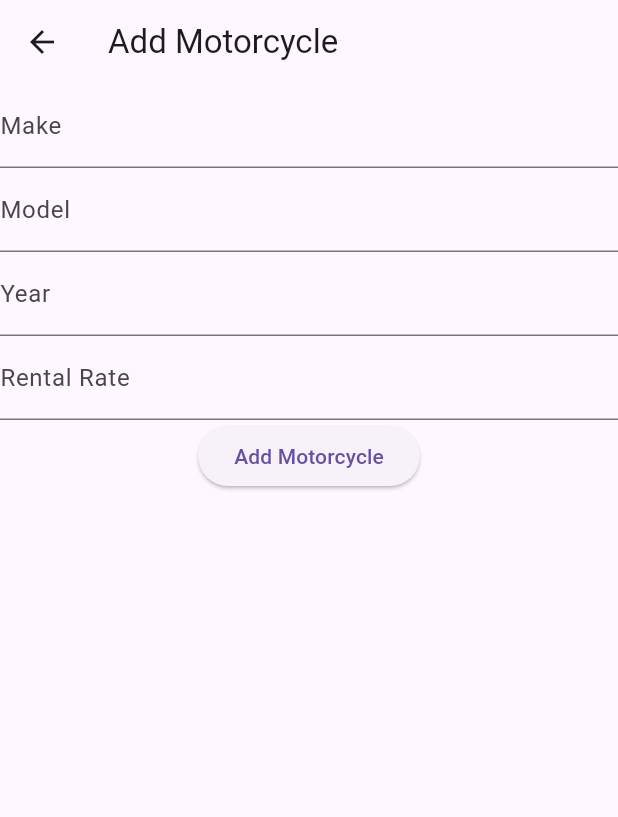
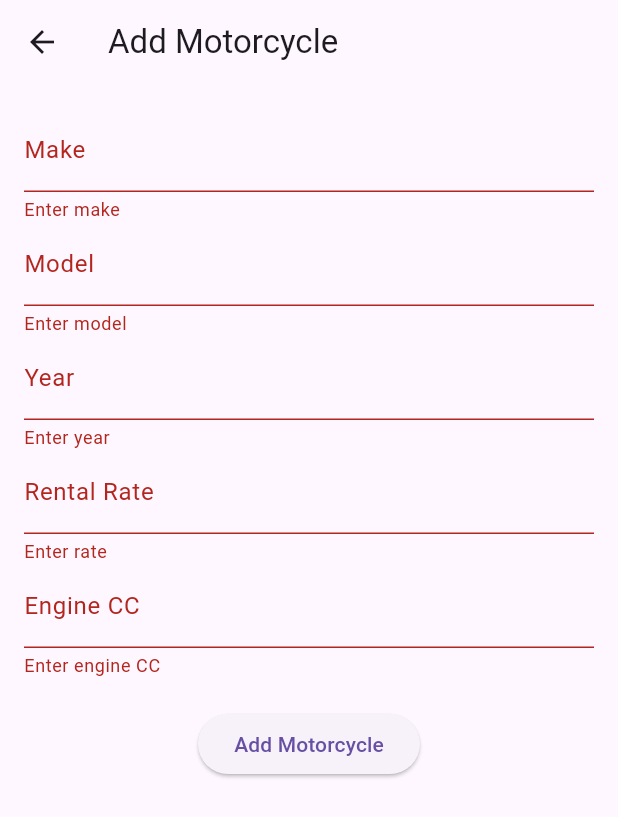
Before and after one commit to Zubayrlatief/frontend-motocyle-tracking, a Flutter app: the AddMotorcycleScreen screen opened directly, after a tap on "Add Motorcycle", on a phone screen of 412 x 824 dp. Shown: the top 817 px of the screen. Run offline on Flutter 3.47's test engine with Material 3 defaults, Android fonts, the phone set to English and light mode, and no system bars; our stand-ins replace shared_preferences; accounts and stored records are empty.

Commit message:
get requests working

```diff
--- a/lib/models/motorcycle.dart
+++ b/lib/models/motorcycle.dart
@@ -1,46 +1,46 @@
 class Motorcycle {
-  final int bikeId;
+  final int? bikeId;
   final String make;
   final String model;
   final int bikeYear;
-  final String rentalRate;
+  final double rentalRate;
   final String engineCC;
   final String rentalStatus;
-  final int ownerId;
 
   Motorcycle({
-    required this.bikeId,
+    this.bikeId,
     required this.make,
     required this.model,
     required this.bikeYear,
     required this.rentalRate,
     required this.engineCC,
     required this.rentalStatus,
-    required this.ownerId,
   });
 
+  // Convert JSON to Motorcycle object
 factory Motorcycle.fromJson(Map<String, dynamic> json) {
   return Motorcycle(
-      bikeId: json['bike_id'],
+    bikeId: json['bike_id'] ?? 0,
     make: json['make'],
     model: json['model'],
     bikeYear: json['bike_year'],
-      rentalRate: json['rental_rate_per_week'],
+    rentalRate: (json['rental_rate_per_week'] as num).toDouble(),  // Will now work as expected
     engineCC: json['engine_cc'],
     rentalStatus: json['rental_status'],
-      ownerId: json['owner_id'],
   );
 }
 
+
+  // Convert Motorcycle object to JSON
   Map<String, dynamic> toJson() {
     return {
-      'make': make,
-      'model': model,
-      'bike_year': bikeYear,
-      'rental_rate_per_week': rentalRate,
-      'engine_cc': engineCC,
-      'rental_status': rentalStatus,
-      'owner_id': ownerId,
+      "bike_id": bikeId,
+      "make": make,
+      "model": model,
+      "bike_year": bikeYear,
+      "rental_rate_per_week": rentalRate,
+      "engine_cc": engineCC,
+      "rental_status": rentalStatus,
     };
   }
 }
--- a/lib/screens/add_motorcycle.dart
+++ b/lib/screens/add_motorcycle.dart
@@ -19,15 +19,14 @@ class _AddMotorcycleScreenState extends State<AddMotorcycleScreen> {
   void _submit() async {
     if (_formKey.currentState!.validate()) {
       final motorcycle = Motorcycle(
-        bikeId: 0,
         make: _makeController.text,
         model: _modelController.text,
         bikeYear: int.parse(_yearController.text),
-        rentalRate: _rateController.text,
+        rentalRate: double.parse(_rateController.text), // Convert properly
         engineCC: _engineController.text,
         rentalStatus: "available",
-        ownerId: 1, // Replace with actual owner ID
       );
+
       await _service.addMotorcycle(motorcycle);
       Navigator.pop(context);
     }
@@ -39,14 +38,41 @@ class _AddMotorcycleScreenState extends State<AddMotorcycleScreen> {
       appBar: AppBar(title: Text("Add Motorcycle")),
       body: Form(
         key: _formKey,
-        child: Column(
-          children: [
-            TextFormField(controller: _makeController, decoration: InputDecoration(labelText: "Make")),
-            TextFormField(controller: _modelController, decoration: InputDecoration(labelText: "Model")),
-            TextFormField(controller: _yearController, decoration: InputDecoration(labelText: "Year")),
-            TextFormField(controller: _rateController, decoration: InputDecoration(labelText: "Rental Rate")),
-            ElevatedButton(onPressed: _submit, child: Text("Add Motorcycle")),
-          ],
+        child: Padding(
+          padding: const EdgeInsets.all(16.0),
+          child: Column(
+            children: [
+              TextFormField(
+                controller: _makeController,
+                decoration: InputDecoration(labelText: "Make"),
+                validator: (value) => value!.isEmpty ? "Enter make" : null,
+              ),
+              TextFormField(
+                controller: _modelController,
+                decoration: InputDecoration(labelText: "Model"),
+                validator: (value) => value!.isEmpty ? "Enter model" : null,
+              ),
+              TextFormField(
+                controller: _yearController,
+                decoration: InputDecoration(labelText: "Year"),
+                keyboardType: TextInputType.number,
+                validator: (value) => value!.isEmpty ? "Enter year" : null,
+              ),
+              TextFormField(
+                controller: _rateController,
+                decoration: InputDecoration(labelText: "Rental Rate"),
+                keyboardType: TextInputType.number,
+                validator: (value) => value!.isEmpty ? "Enter rate" : null,
+              ),
+              TextFormField(
+                controller: _engineController,
+                decoration: InputDecoration(labelText: "Engine CC"),
+                validator: (value) => value!.isEmpty ? "Enter engine CC" : null,
+              ),
+              SizedBox(height: 20),
+              ElevatedButton(onPressed: _submit, child: Text("Add Motorcycle")),
+            ],
+          ),
         ),
       ),
     );
```
Also changed, not shown: lib/screens/profile_screen.dart (+58 -5 lines), lib/services/motorcycle_service.dart (+25 -6 lines). Lines whose indentation alone changed are shown as unchanged.
